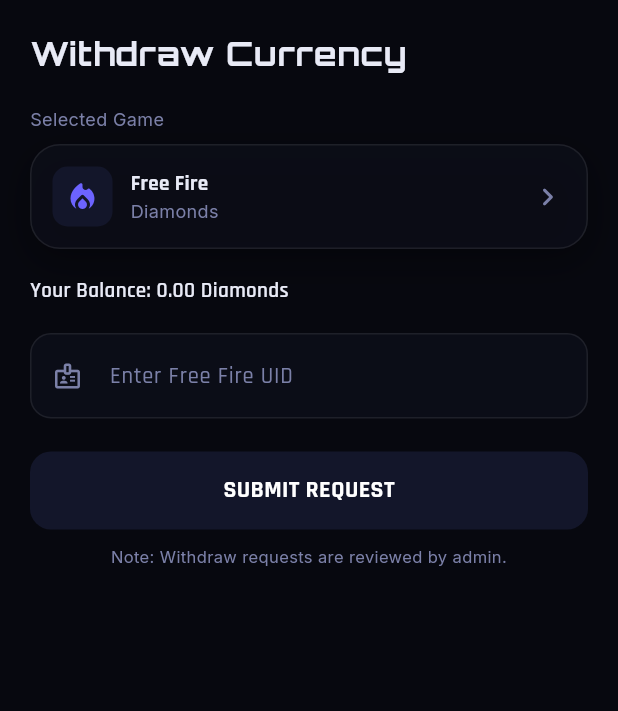
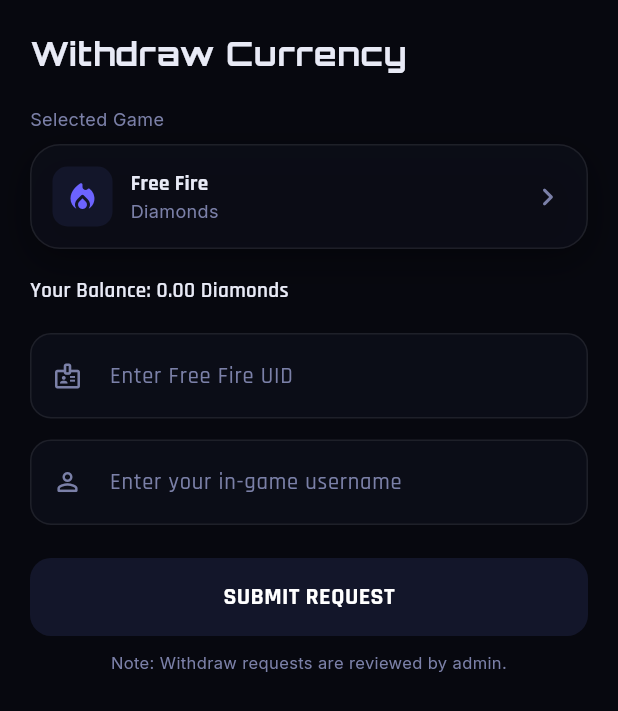
Before and after one commit to ajmalkhan03014747684-maker/gamevault-v4, a Flutter app: the WithdrawScreen screen opened directly with sample values from the repository, on a phone screen of 412 x 824 dp. Shown: the top 711 px of the screen. Run offline on Flutter 3.47's test engine with Material 3 defaults, Android fonts, the phone set to English and light mode, and no system bars; our stand-ins replace google_fonts, share_plus, shared_preferences, supabase_flutter; accounts and stored records are empty.

Commit message:
Add username input to withdraw screen

```diff
--- a/lib/screens/12_withdraw.dart
+++ b/lib/screens/12_withdraw.dart
@@ -24,6 +24,7 @@
 
 class _WithdrawScreenState extends State<WithdrawScreen> {
   final _uidController = TextEditingController();
+  final _usernameController = TextEditingController();
   bool _submitting = false;
   bool _loadingBalance = true;
   double _balance = 0.0;
@@ -53,8 +54,8 @@
   }
 
   Future<void> _submit() async {
-    if (_uidController.text.trim().isEmpty) {
-      setState(() => _errorMessage = 'Please enter your game UID.');
+    if (_uidController.text.trim().isEmpty || _usernameController.text.trim().isEmpty) {
+      setState(() => _errorMessage = 'Please enter your game UID and in-game username.');
       return;
     }
 
@@ -68,6 +69,7 @@
         gameId: widget.game.name,
         amount: _balance,
         gameUid: _uidController.text.trim(),
+        gameUsername: _usernameController.text.trim(),
       );
       if (!mounted) return;
       setState(() => _submitting = false);
@@ -84,6 +86,7 @@
   @override
   void dispose() {
     _uidController.dispose();
+    _usernameController.dispose();
     super.dispose();
   }
 
@@ -136,6 +139,12 @@
               icon: Icons.badge_outlined,
               controller: _uidController,
             ),
+            const SizedBox(height: 14),
+            CyberTextField(
+              hint: 'Enter your in-game username',
+              icon: Icons.person_outline_rounded,
+              controller: _usernameController,
+            ),
             if (_errorMessage != null) ...[
               const SizedBox(height: 10),
               Text(_errorMessage!, style: AppText.caption(size: 12, color: AppColors.dangerRed)),
```
